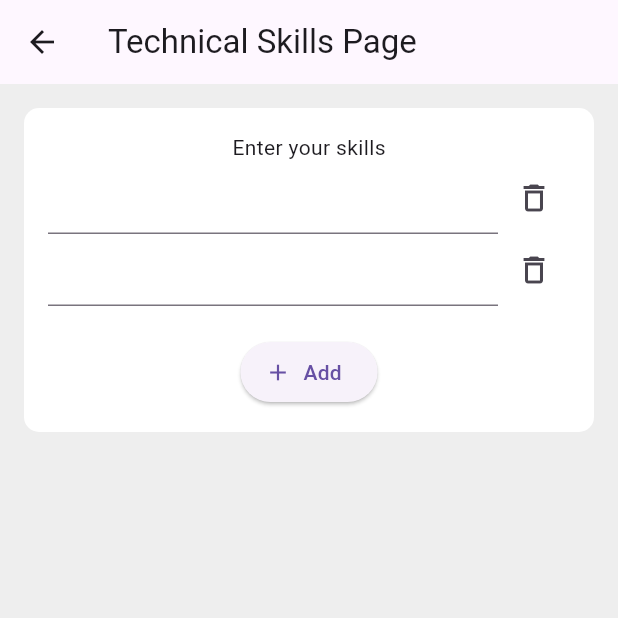
After one commit to IamJayGondaliya/resume_builder_app_cf_06_07_24, a Flutter app: the TechnicalSkillsPage screen opened by its route, on a phone screen of 412 x 824 dp, the top half of it. The commit adds this screen. Run offline on Flutter 3.47's test engine with Material 3 defaults, Android fonts, the phone set to English and light mode, and no system bars; our stand-ins replace image_picker.

Commit message:
22/08/2024 | Technical Skills Page

```diff
--- a/lib/routes/app_routes.dart
+++ b/lib/routes/app_routes.dart
@@ -2,6 +2,7 @@ import 'package:flutter/material.dart';
 import 'package:resume_builder_app/views/build_option_page/all_options/contact_info_page/contact_info_page.dart';
 import 'package:resume_builder_app/views/build_option_page/all_options/declaration_page/declaration_page.dart';
 import 'package:resume_builder_app/views/build_option_page/all_options/personal_details_page/personal_details_page.dart';
+import 'package:resume_builder_app/views/build_option_page/all_options/technical_skills_page/technical_skills_page.dart';
 import 'package:resume_builder_app/views/build_option_page/build_option_page.dart';
 import 'package:resume_builder_app/views/home_page/home_page.dart';
 import 'package:resume_builder_app/views/splash_screen/splash_screen.dart';
@@ -39,6 +40,11 @@ class AppRoutes {
       'title': "Declaration",
       'route': "declaration_page",
     },
+    {
+      'icon': "${iconPath}certificate.png",
+      'title': "Technical Skills",
+      'route': "technical_skills_page",
+    },
   ];
 
   static Map<String, Widget Function(BuildContext)> routes = {
@@ -48,5 +54,6 @@ class AppRoutes {
     allOptions[0]['route']: (context) => const ContactInfoPage(),
     allOptions[2]['route']: (context) => const PersonalInfoPage(),
     allOptions[4]['route']: (context) => const DeclarationPage(),
+    allOptions[5]['route']: (context) => const TechnicalSkillsPage(),
   };
 }
--- a/lib/utils/globals.dart
+++ b/lib/utils/globals.dart
@@ -5,4 +5,5 @@ class Globals {
   static File? image;
   static bool isChecked = false;
   static List<String> languages = [];
+  static List<String> technicalSkills = [];
 }
--- /dev/null
+++ b/lib/views/build_option_page/all_options/technical_skills_page/technical_skills_page.dart
@@ -0,0 +1,109 @@
+import 'package:flutter/material.dart';
+import 'package:resume_builder_app/utils/extension.dart';
+import 'package:resume_builder_app/utils/globals.dart';
+
+class TechnicalSkillsPage extends StatefulWidget {
+  const TechnicalSkillsPage({super.key});
+
+  @override
+  State<TechnicalSkillsPage> createState() => _TechnicalSkillsPageState();
+}
+
+class _TechnicalSkillsPageState extends State<TechnicalSkillsPage> {
+  List<TextEditingController> allControllers = [];
+
+  @override
+  void initState() {
+    if (Globals.technicalSkills.isEmpty) {
+      allControllers = List.generate(
+        2,
+        (i) => TextEditingController(),
+      );
+    } else if (Globals.technicalSkills.length < 2) {
+      Globals.technicalSkills.forEach((e) {
+        allControllers.add(
+          TextEditingController(text: e),
+        );
+      });
+      allControllers.add(TextEditingController());
+    } else {
+      Globals.technicalSkills.forEach((e) {
+        allControllers.add(
+          TextEditingController(text: e),
+        );
+      });
+    }
+
+    super.initState();
+  }
+
+  @override
+  void dispose() {
+    Globals.technicalSkills.clear();
+    for (int i = 0; i < allControllers.length; i++) {
+      if (allControllers[i].text.isNotEmpty) {
+        Globals.technicalSkills.add(allControllers[i].text);
+      }
+    }
+
+    super.dispose();
+  }
+
+  @override
+  Widget build(BuildContext context) {
+    return Scaffold(
+      appBar: AppBar(
+        title: const Text("Technical Skills Page"),
+      ),
+      backgroundColor: Colors.grey.shade200,
+      body: Padding(
+        padding: const EdgeInsets.all(16),
+        child: Container(
+          width: double.infinity,
+          padding: const EdgeInsets.all(16),
+          decoration: BoxDecoration(
+            color: Colors.white,
+            borderRadius: BorderRadius.circular(10),
+          ),
+          child: Column(
+            mainAxisSize: MainAxisSize.min,
+            children: [
+              const Text("Enter your skills"),
+              Column(
+                children: List.generate(
+                  allControllers.length,
+                  (index) => Row(
+                    children: [
+                      Expanded(
+                        child: TextField(
+                          controller: allControllers[index],
+                        ),
+                      ),
+                      IconButton(
+                        onPressed: () {
+                          allControllers[index].clear();
+                          allControllers.removeAt(index);
+                          setState(() {});
+                        },
+                        icon: const Icon(Icons.delete_outline),
+                      ),
+                    ],
+                  ),
+                ),
+              ),
+              20.h,
+              ElevatedButton.icon(
+                onPressed: () {
+                  allControllers.add(TextEditingController());
+                  setState(() {});
+                },
+                icon: const Icon(Icons.add),
+                label: const Text("Add"),
+              ),
+            ],
+          ),
+        ),
+      ),
+    );
+  }
+}
```
Also changed, not shown: lib/assets/icons/certificate.png (added).
